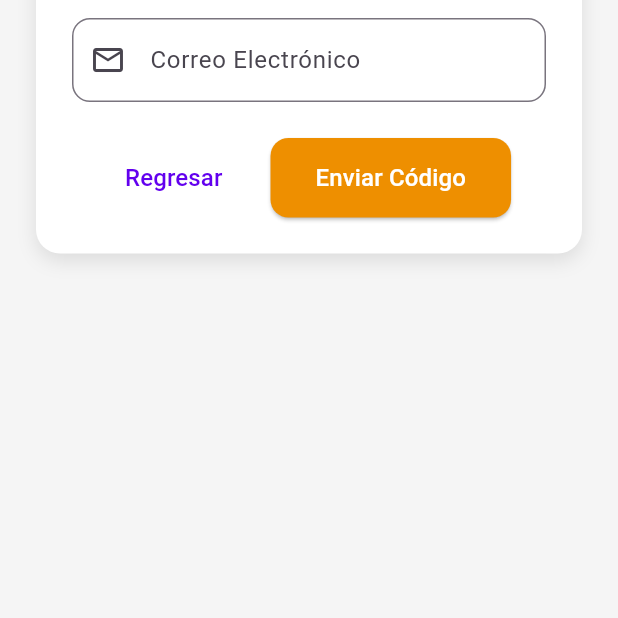
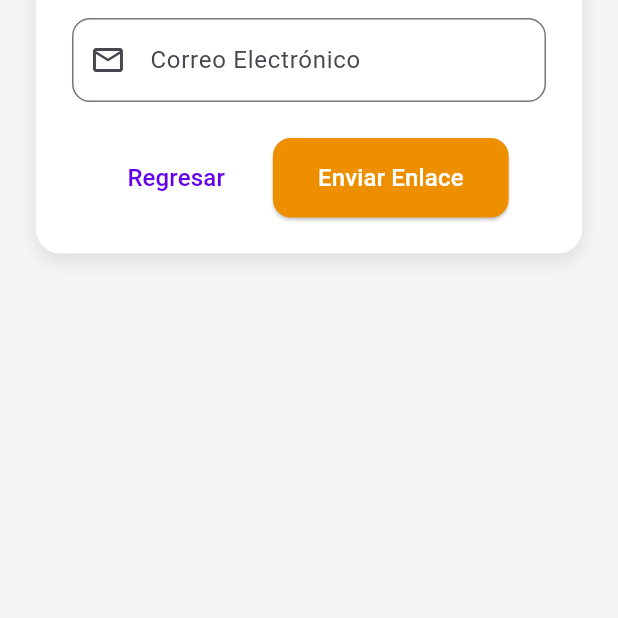
Before and after one commit to AntonyCen03/Proyecto_Sitema_Info, a Flutter app: the Olvidecontrasena screen opened by its route, on a phone screen of 412 x 824 dp, the part 618-1236 px from its top. Run offline on Flutter 3.47's test engine with Material 3 defaults, Android fonts, the phone set to English and light mode, and no system bars; our stand-ins replace cloud_firestore, firebase_auth, firebase_core; accounts and stored records are empty.

Commit message:
cambio de texto en el boton de olvidarcontrasena

```diff
--- a/lib/Page_Ui/pagina_login/reset_password/olvidecontrasena.dart
+++ b/lib/Page_Ui/pagina_login/reset_password/olvidecontrasena.dart
@@ -145,7 +145,7 @@ class _OlvidecontrasenaState extends State<Olvidecontrasena> {
                                 ),
                               ),
                               child: const Text(
-                                'Enviar Código',
+                                'Enviar Enlace',
                                 style: TextStyle(
                                   fontSize: 16,
                                   color: Colors.white,
```
